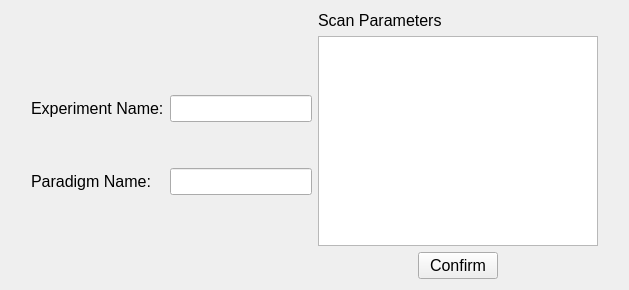
wuzhuobin/smartfMRI, file smartfMRI/experimentmanager.ui: the form before one commit.
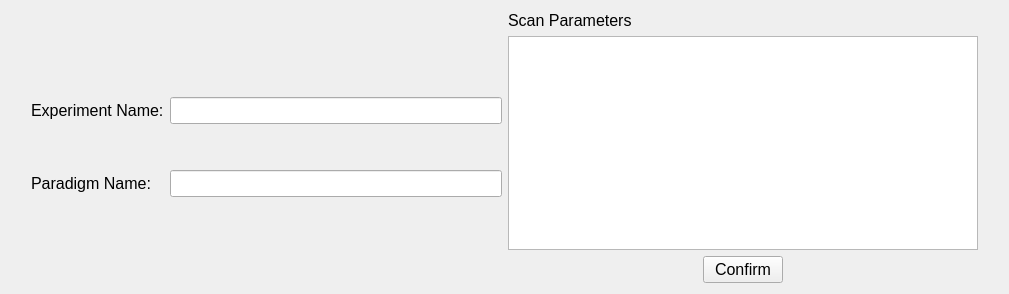
The form after the commit.

```diff
--- a/smartfMRI/experimentmanager.ui
+++ b/smartfMRI/experimentmanager.ui
@@ -6,8 +6,8 @@
    <rect>
     <x>0</x>
     <y>0</y>
-    <width>629</width>
-    <height>290</height>
+    <width>1009</width>
+    <height>294</height>
    </rect>
   </property>
   <property name="windowTitle">
```
